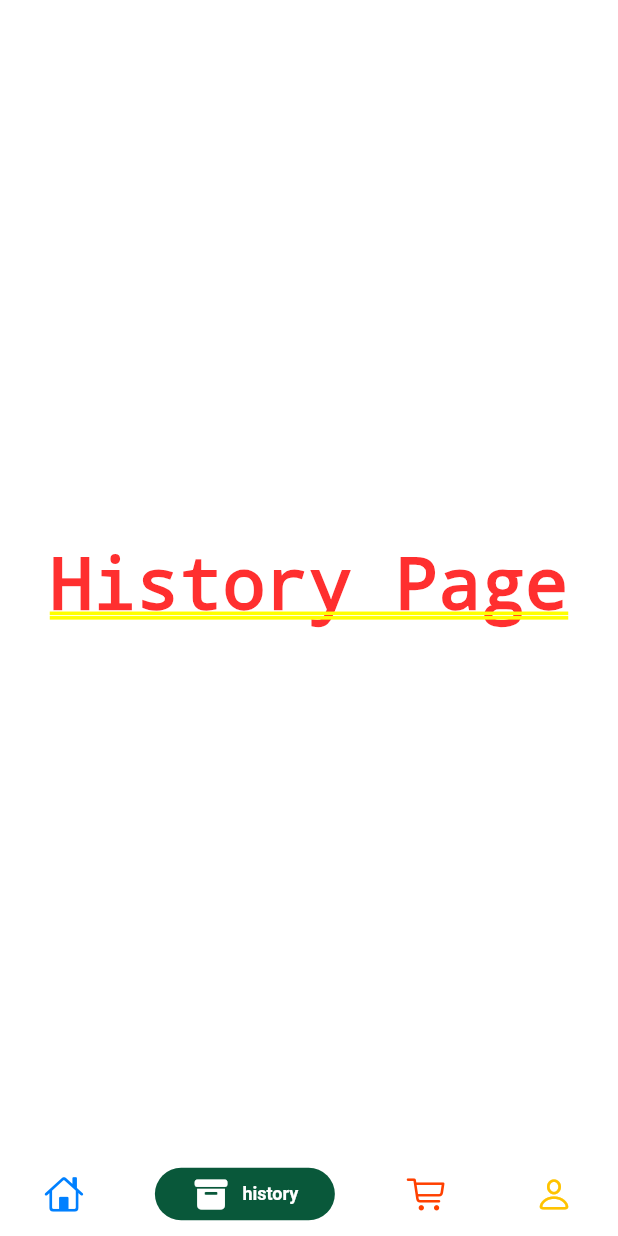
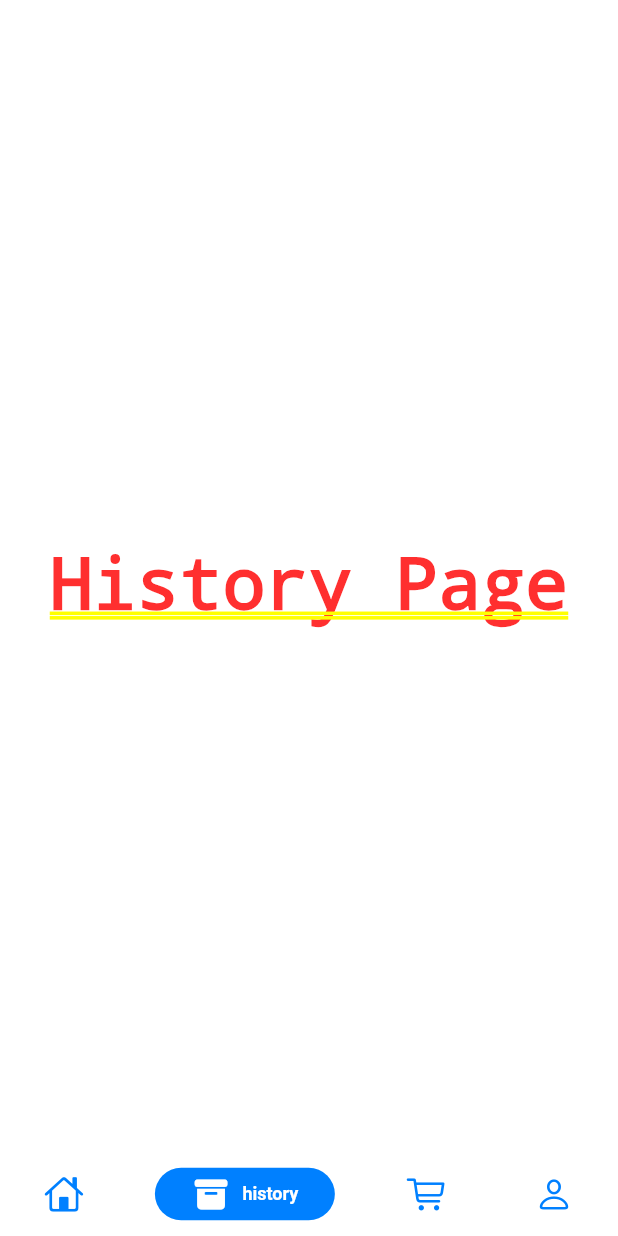
Before and after one commit to shravanEWW/food_app, a Flutter app: the screen it shows after launch, item 2 of the bottom bar chosen, on a phone screen of 412 x 824 dp. Run offline on Flutter 3.47's test engine with Material 2 defaults, Android fonts, the phone set to English and light mode, and no system bars; drawn by our look-alikes of persistent_bottom_nav_bar; our stand-ins replace dots_indicator, get, shared_preferences; network calls fail.

```diff
--- a/lib/controllers/CartController.dart
+++ b/lib/controllers/CartController.dart
@@ -14,6 +14,8 @@ class CartController extends GetxController {
   Map<int, CartModel> _items = {};
 
   Map<int, CartModel> get items => _items;
+
+  List<CartModel> storageItems = [];
 
   void addItem(ProductModel product, int quantity) {
     var totalQuantity = 0;
@@ -97,4 +99,17 @@ class CartController extends GetxController {
     });
     return total;
   }
+
+  List<CartModel> getCartData() {
+    setCart = cartRepo.getCartList();
+    return storageItems;
+  }
+
+  set setCart(List<CartModel> items) {
+    storageItems = items;
+    print("Length of cart items "+storageItems.length.toString());
+    for (int i = 0; i < storageItems.length; i++) {
+      _items.putIfAbsent(storageItems[i].product!.id!, () => storageItems[i]);
+    }
+  }
 }
--- a/lib/controllers/popular_product_controller.dart
+++ b/lib/controllers/popular_product_controller.dart
@@ -80,6 +80,7 @@ class PopularProductController extends GetxController {
 
   void addItem(ProductModel product) {
     _cart.addItem(product, _quantity);
+    _inCartItems = _inCartItems+_quantity;
     _quantity = 0;
     _cart.items.forEach((key, value) {
       print("The id is " +
--- a/lib/data/repository/cart_repo.dart
+++ b/lib/data/repository/cart_repo.dart
@@ -17,7 +17,9 @@ class CartRepo {
     /** convert objects to string because sp only accepts string
 
      */
-    cartList.forEach((element) => cart.add(jsonEncode(element)));
+    cartList.forEach((element) {
+      cart.add(jsonEncode(element));
+    });
 
     sharedPreferences.setStringList(AppConstants.CART_LIST, cart);
     // print(sharedPreferences.getStringList(AppConstants.CART_LIST));
--- a/lib/main.dart
+++ b/lib/main.dart
@@ -1,4 +1,5 @@
 import 'package:flutter/material.dart';
+import 'package:food_app/controllers/CartController.dart';
 import 'package:food_app/controllers/popular_product_controller.dart';
 import 'package:food_app/controllers/recommended_product_controller.dart';
 import 'package:food_app/routes/route_helper.dart';
@@ -18,6 +19,7 @@ class MyApp extends StatelessWidget {
   // This widget is the root of your application.
   @override
   Widget build(BuildContext context) {
+    Get.find<CartController>().getCartData();
     return GetBuilder<PopularProductController>(builder: (_) {
       return GetBuilder<RecommendedProductController>(builder: (_) {
         return GetMaterialApp(
--- a/lib/models/cart_model.dart
+++ b/lib/models/cart_model.dart
@@ -60,8 +60,8 @@ class CartModel {
     price = json['price'];
     isExist = json['isExist'];
     img = json['img'];
+    product = ProductModel.fromJson(json['product']);
     time = json['time'];
-    product = ProductModel.fromJson(json['product']);
   }
 
   Map<String, dynamic> toJson() {
@@ -72,8 +72,8 @@ class CartModel {
       "price": this.price,
       "isExist": this.isExist,
       "img": this.img,
+      "product": product!.toJson(),
       "time": this.time,
-      "product": this.product!.toJson(),
     };
   }
 }
--- a/lib/pages/home/home_page.dart
+++ b/lib/pages/home/home_page.dart
@@ -60,26 +60,26 @@ class _HomePageState extends State<HomePage> {
         ),
         title: ("history"),
         activeColorSecondary: Colors.white,
-        activeColorPrimary: AppColors.iconColor5,
-        inactiveColorPrimary: AppColors.iconColor5,
+        activeColorPrimary: AppColors.iconColor4,
+        inactiveColorPrimary: AppColors.iconColor4,
       ),
       PersistentBottomNavBarItem(
-        icon: Icon(
+        icon: const Icon(
           CupertinoIcons.cart
         ),
         title: ("cart"),
         activeColorSecondary: Colors.white,
-        activeColorPrimary: AppColors.iconColor6,
-        inactiveColorPrimary: AppColors.iconColor6,
+        activeColorPrimary: AppColors.iconColor4,
+        inactiveColorPrimary: AppColors.iconColor4,
       ),
       PersistentBottomNavBarItem(
-        icon: Icon(
+        icon: const Icon(
           CupertinoIcons.person,
         ),
         title: ("me"),
         activeColorSecondary: Colors.white,
-        activeColorPrimary: AppColors.iconColor7,
-        inactiveColorPrimary: AppColors.iconColor7,
+        activeColorPrimary: AppColors.iconColor4,
+        inactiveColorPrimary: AppColors.iconColor4,
       ),
     ];
   }
@@ -137,12 +137,12 @@ class _HomePageState extends State<HomePage> {
       ),
       popAllScreensOnTapOfSelectedTab: true,
       popActionScreens: PopActionScreensType.all,
-      itemAnimationProperties: ItemAnimationProperties(
+      itemAnimationProperties: const ItemAnimationProperties(
         // Navigation Bar's items animation properties.
         duration: Duration(milliseconds: 200),
         curve: Curves.ease,
       ),
-      screenTransitionAnimation: ScreenTransitionAnimation(
+      screenTransitionAnimation: const ScreenTransitionAnimation(
         // Screen transition animation on change of selected tab.
         animateTabTransition: true,
         curve: Curves.ease,
```
Also changed, not shown: lib/models/products_model.dart (+11 -12 lines), lib/pages/cart/cart_page.dart (+3 -7 lines).
